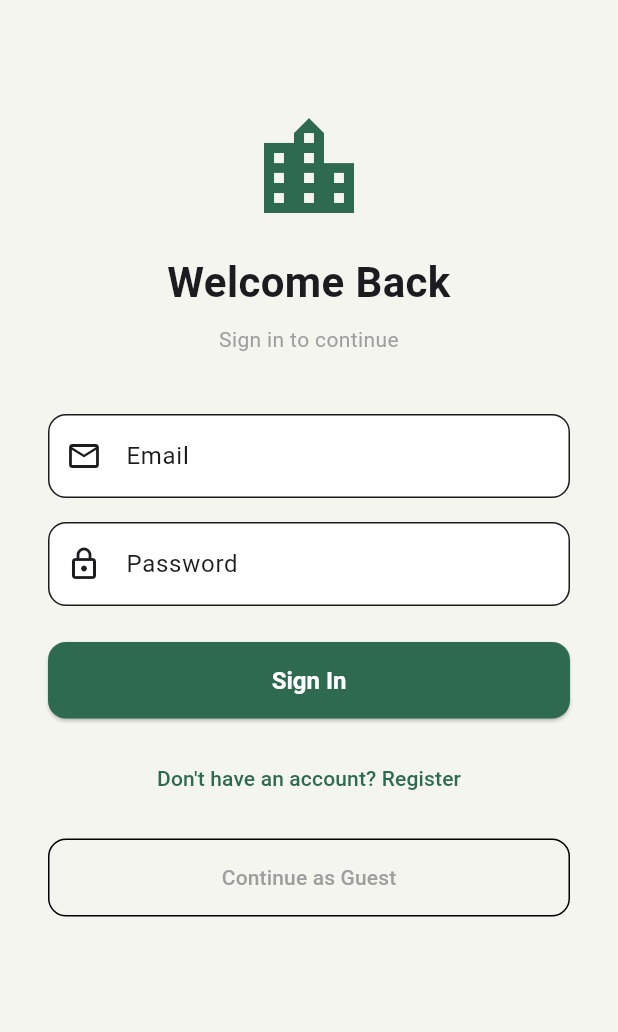
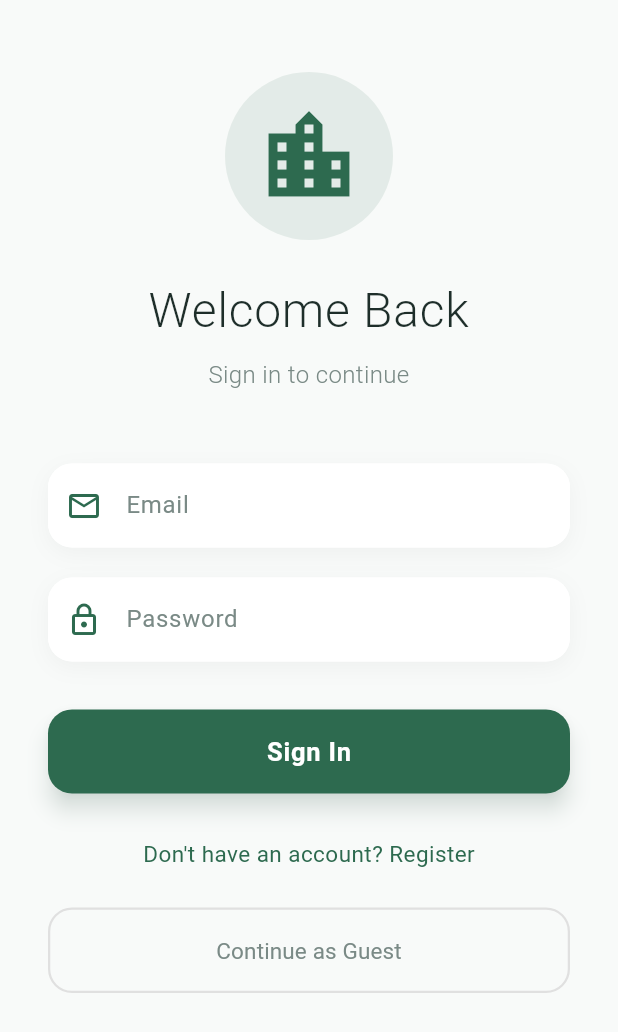
Before and after one commit to LocalService-team/-Local-Services, a Flutter app: the screen it shows after launch, after a tap on "Get Started", on a phone screen of 412 x 824 dp. Shown: the top 1032 px of the screen. Run offline on Flutter 3.47's test engine with Material 3 defaults, Android fonts, the phone set to English and light mode, and no system bars; our stand-ins replace cloud_firestore, firebase_auth, firebase_core, flutter_local_notifications, flutter_map, latlong2 and 1 more; accounts and stored records are empty; network calls fail.

Commit message:
Initial commit

```diff
--- a/lib/screens/login_screen.dart
+++ b/lib/screens/login_screen.dart
@@ -1,3 +1,4 @@
+// ========== login_screen.dart ==========
 import 'package:flutter/material.dart';
 import 'package:firebase_auth/firebase_auth.dart';
 import 'main_screen.dart';
@@ -17,7 +18,10 @@ class _LoginScreenState extends State<LoginScreen> {
   String _error = '';
 
   Future<void> _submit() async {
-    setState(() { _isLoading = true; _error = ''; });
+    setState(() {
+      _isLoading = true;
+      _error = '';
+    });
     try {
       if (_isLogin) {
         await FirebaseAuth.instance.signInWithEmailAndPassword(
@@ -46,94 +50,185 @@ class _LoginScreenState extends State<LoginScreen> {
   @override
   Widget build(BuildContext context) {
     return Scaffold(
-      backgroundColor: const Color(0xFFF5F5F0),
+      backgroundColor: const Color(0xFFF8FAF9),
       body: SafeArea(
         child: SingleChildScrollView(
-          padding: const EdgeInsets.all(32),
+          padding: const EdgeInsets.symmetric(horizontal: 32, vertical: 48),
           child: Column(
             crossAxisAlignment: CrossAxisAlignment.stretch,
             children: [
-              const SizedBox(height: 40),
-              const Icon(Icons.location_city, size: 80, color: Color(0xFF2D6A4F)),
-              const SizedBox(height: 16),
+              Center(
+                child: Container(
+                  padding: const EdgeInsets.all(20),
+                  decoration: BoxDecoration(
+                    color: const Color(0xFF2D6A4F).withOpacity(0.1),
+                    shape: BoxShape.circle,
+                  ),
+                  child: const Icon(
+                    Icons.location_city,
+                    size: 72,
+                    color: Color(0xFF2D6A4F),
+                  ),
+                ),
+              ),
+              const SizedBox(height: 24),
               Text(
                 _isLogin ? 'Welcome Back' : 'Create Account',
                 textAlign: TextAlign.center,
-                style: const TextStyle(fontSize: 28, fontWeight: FontWeight.bold),
+                style: const TextStyle(
+                  fontSize: 32,
+                  fontWeight: FontWeight.w300,
+                  letterSpacing: 0.5,
+                  color: Color(0xFF1E2E2A),
+                ),
               ),
               const SizedBox(height: 8),
               Text(
                 _isLogin ? 'Sign in to continue' : 'Register to get started',
                 textAlign: TextAlign.center,
-                style: const TextStyle(color: Colors.grey),
-              ),
-              const SizedBox(height: 40),
-              TextField(
-                controller: _emailController,
-                keyboardType: TextInputType.emailAddress,
-                decoration: InputDecoration(
-                  labelText: 'Email',
-                  prefixIcon: const Icon(Icons.email_outlined),
-                  border: OutlineInputBorder(borderRadius: BorderRadius.circular(12)),
-                  filled: true,
-                  fillColor: Colors.white,
+                style: const TextStyle(
+                  fontSize: 16,
+                  fontWeight: FontWeight.w300,
+                  color: Color(0xFF7A8A86),
                 ),
               ),
-              const SizedBox(height: 16),
-              TextField(
+              const SizedBox(height: 48),
+              _buildTextField(
+                controller: _emailController,
+                label: 'Email',
+                icon: Icons.email_outlined,
+              ),
+              const SizedBox(height: 20),
+              _buildTextField(
                 controller: _passwordController,
-                obscureText: true,
-                decoration: InputDecoration(
-                  labelText: 'Password',
-                  prefixIcon: const Icon(Icons.lock_outlined),
-                  border: OutlineInputBorder(borderRadius: BorderRadius.circular(12)),
-                  filled: true,
-                  fillColor: Colors.white,
-                ),
+                label: 'Password',
+                icon: Icons.lock_outlined,
+                obscure: true,
               ),
               if (_error.isNotEmpty) ...[
-                const SizedBox(height: 12),
-                Text(_error, style: const TextStyle(color: Colors.red), textAlign: TextAlign.center),
+                const SizedBox(height: 16),
+
+                Container(
+                  padding: const EdgeInsets.all(12),
+                  decoration: BoxDecoration(
+                    color: Colors.red.withOpacity(0.05),
+                    borderRadius: BorderRadius.circular(12),
+                    border: Border.all(color: Colors.red.withOpacity(0.2)),
+                  ),
+                  child: Text(
+                    _error,
+                    style: const TextStyle(color: Colors.redAccent),
+                    textAlign: TextAlign.center,
+                  ),
+                ),
               ],
-              const SizedBox(height: 24),
+              const SizedBox(height: 32),
               ElevatedButton(
                 onPressed: _isLoading ? null : _submit,
                 style: ElevatedButton.styleFrom(
                   backgroundColor: const Color(0xFF2D6A4F),
-                  padding: const EdgeInsets.symmetric(vertical: 16),
-                  shape: RoundedRectangleBorder(borderRadius: BorderRadius.circular(12)),
+                  padding: const EdgeInsets.symmetric(vertical: 18),
+                  shape: RoundedRectangleBorder(
+                    borderRadius: BorderRadius.circular(16),
+                  ),
+                  elevation: 6,
+                  shadowColor: const Color(0xFF2D6A4F).withOpacity(0.3),
                 ),
                 child: _isLoading
                     ? const CircularProgressIndicator(color: Colors.white)
                     : Text(
                         _isLogin ? 'Sign In' : 'Register',
-                        style: const TextStyle(fontSize: 16, color: Colors.white),
+                        style: const TextStyle(
+                          fontSize: 17,
+                          fontWeight: FontWeight.w600,
+                          letterSpacing: 0.5,
+                          color: Colors.white,
+                        ),
                       ),
               ),
               const SizedBox(height: 16),
               TextButton(
                 onPressed: () => setState(() => _isLogin = !_isLogin),
+                style: TextButton.styleFrom(
+                  foregroundColor: const Color(0xFF2D6A4F),
+                ),
                 child: Text(
-                  _isLogin ? "Don't have an account? Register" : 'Already have an account? Sign In',
-                  style: const TextStyle(color: Color(0xFF2D6A4F)),
+                  _isLogin
+                      ? "Don't have an account? Register"
+                      : 'Already have an account? Sign In',
+                  style: const TextStyle(
+                    fontSize: 15,
+                    fontWeight: FontWeight.w400,
+                    letterSpacing: 0.3,
+                  ),
                 ),
               ),
-              const SizedBox(height: 16),
+              const SizedBox(height: 12),
               OutlinedButton(
                 onPressed: () => Navigator.pushReplacement(
                   context,
                   MaterialPageRoute(builder: (_) => const MainScreen()),
                 ),
                 style: OutlinedButton.styleFrom(
-                  padding: const EdgeInsets.symmetric(vertical: 16),
-                  shape: RoundedRectangleBorder(borderRadius: BorderRadius.circular(12)),
+                  padding: const EdgeInsets.symmetric(vertical: 18),
+                  shape: RoundedRectangleBorder(
+                    borderRadius: BorderRadius.circular(16),
+                  ),
+                  side: BorderSide(color: Colors.grey.shade300, width: 1.5),
                 ),
-                child: const Text('Continue as Guest', style: TextStyle(color: Colors.grey)),
+                child: const Text(
+                  'Continue as Guest',
+                  style: TextStyle(
+                    fontSize: 15,
+                    fontWeight: FontWeight.w400,
+                    color: Color(0xFF7A8A86),
+                  ),
+                ),
               ),
+              const SizedBox(height: 12),
             ],
           ),
         ),
       ),
     );
   }
+
+  Widget _buildTextField({
+    required TextEditingController controller,
+    required String label,
+    required IconData icon,
+    bool obscure = false,
+  }) {
+    return Container(
+      decoration: BoxDecoration(
+        color: Colors.white,
+        borderRadius: BorderRadius.circular(16),
+        boxShadow: [
+          BoxShadow(
+            color: Colors.black.withOpacity(0.04),
+            blurRadius: 12,
+            offset: const Offset(0, 4),
+          ),
+        ],
+      ),
+      child: TextField(
+        controller: controller,
+        obscureText: obscure,
+        keyboardType: label == 'Email' ? TextInputType.emailAddress : null,
+        style: const TextStyle(fontSize: 16, color: Color(0xFF1E2E2A)),
+        decoration: InputDecoration(
+          labelText: label,
+          labelStyle: const TextStyle(color: Color(0xFF7A8A86)),
+          prefixIcon: Icon(icon, color: const Color(0xFF2D6A4F)),
+          border: OutlineInputBorder(
+            borderRadius: BorderRadius.circular(16),
+            borderSide: BorderSide.none,
+          ),
+          filled: true,
+          fillColor: Colors.white,
+          contentPadding: const EdgeInsets.symmetric(vertical: 16),
+        ),
+      ),
+    );
+  }
 }
--- a/lib/screens/welcome_screen.dart
+++ b/lib/screens/welcome_screen.dart
@@ -7,34 +7,80 @@ class WelcomeScreen extends StatelessWidget {
   @override
   Widget build(BuildContext context) {
     return Scaffold(
-      backgroundColor: const Color(0xFF2D6A4F),
-      body: SafeArea(
+      body: Container(
+        decoration: const BoxDecoration(
+          gradient: LinearGradient(
+            begin: Alignment.topLeft,
+            end: Alignment.bottomRight,
+            colors: [Color(0xFF1A3A3A), Color(0xFF2D6A4F), Color(0xFF409F7A)],
+          ),
+        ),
+        child: SafeArea(
           child: Padding(
             padding: const EdgeInsets.all(32.0),
             child: Column(
               mainAxisAlignment: MainAxisAlignment.center,
               children: [
                 const Spacer(),
-              const Icon(Icons.location_city, size: 100, color: Colors.white),
-              const SizedBox(height: 24),
+                Container(
+                  padding: const EdgeInsets.all(24),
+                  decoration: BoxDecoration(
+                    color: Colors.white.withOpacity(0.15),
+                    shape: BoxShape.circle,
+                    boxShadow: [
+                      BoxShadow(
+                        color: Colors.black.withOpacity(0.2),
+                        blurRadius: 30,
+                        spreadRadius: 5,
+                      ),
+                    ],
+                  ),
+                  child: const Icon(
+                    Icons.location_city,
+                    size: 90,
+                    color: Colors.white,
+                  ),
+                ),
+                const SizedBox(height: 28),
                 const Text(
                   'خدمات محلی',
                   style: TextStyle(
-                  fontSize: 36,
-                  fontWeight: FontWeight.bold,
+                    fontSize: 42,
+                    fontWeight: FontWeight.w300,
+                    letterSpacing: 1.2,
                     color: Colors.white,
                   ),
                 ),
-              const SizedBox(height: 8),
+                const SizedBox(height: 4),
                 const Text(
                   'Local Services Kabul',
-                style: TextStyle(fontSize: 18, color: Colors.white70),
+                  style: TextStyle(
+                    fontSize: 20,
+                    fontWeight: FontWeight.w200,
+                    letterSpacing: 4,
+                    color: Colors.white70,
                   ),
-              const SizedBox(height: 16),
-              const Text(
-                'Find trusted local services\nin your neighbourhood',
+                ),
+                const SizedBox(height: 20),
+                Container(
+                  padding: const EdgeInsets.symmetric(
+                    horizontal: 20,
+                    vertical: 12,
+                  ),
+                  decoration: BoxDecoration(
+                    color: Colors.white.withOpacity(0.1),
+                    borderRadius: BorderRadius.circular(30),
+                  ),
+                  child: const Text(
+                    'Find trusted local services in your neighbourhood',
                     textAlign: TextAlign.center,
-                style: TextStyle(fontSize: 16, color: Colors.white60),
+                    style: TextStyle(
+                      fontSize: 16,
+                      fontWeight: FontWeight.w300,
+                      color: Colors.white70,
+                      height: 1.6,
+                    ),
+                  ),
                 ),
                 const Spacer(),
                 SizedBox(
@@ -47,12 +93,21 @@ class WelcomeScreen extends StatelessWidget {
                     style: ElevatedButton.styleFrom(
                       backgroundColor: Colors.white,
                       foregroundColor: const Color(0xFF2D6A4F),
-                    padding: const EdgeInsets.symmetric(vertical: 16),
+                      padding: const EdgeInsets.symmetric(vertical: 18),
                       shape: RoundedRectangleBorder(
-                      borderRadius: BorderRadius.circular(12),
+                        borderRadius: BorderRadius.circular(16),
+                      ),
+                      elevation: 12,
+                      shadowColor: Colors.black.withOpacity(0.3),
+                    ),
+                    child: const Text(
+                      'Get Started',
+                      style: TextStyle(
+                        fontSize: 18,
+                        fontWeight: FontWeight.w600,
+                        letterSpacing: 1,
                       ),
                     ),
-                  child: const Text('Get Started', style: TextStyle(fontSize: 18, fontWeight: FontWeight.bold)),
                   ),
                 ),
                 const SizedBox(height: 32),
@@ -60,6 +115,7 @@ class WelcomeScreen extends StatelessWidget {
             ),
           ),
         ),
+      ),
     );
   }
 }
--- a/pubspec.yaml
+++ b/pubspec.yaml
@@ -44,6 +44,7 @@ dependencies:
   url_launcher: ^6.3.2
   flutter_map: ^8.3.0
   latlong2: ^0.9.1
+  shared_preferences: ^2.5.5
 
 dev_dependencies:
   flutter_test:
```
Also changed, not shown: pubspec.lock, 6 other files. Lines whose indentation alone changed are shown as unchanged.
